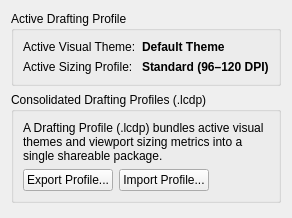
The window that librecad/src/ui/dialogs/settings/options_drafting/pages/lc_settings_page_drafting_profiles.ui (sand1024/LibreCAD) describes before a commit, drawn with Qt 5.
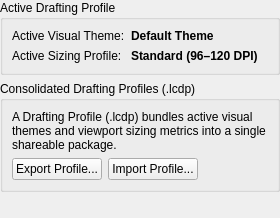
The same window after the commit. Icons and pictures are not drawn.

Commit message: generic setting and drawfting settings dialogs cleanup

The edit to the form file:
```diff
--- a/librecad/src/ui/dialogs/settings/options_drafting/pages/lc_settings_page_drafting_profiles.ui
+++ b/librecad/src/ui/dialogs/settings/options_drafting/pages/lc_settings_page_drafting_profiles.ui
@@ -11,6 +11,18 @@
    </rect>
   </property>
   <layout class="QVBoxLayout" name="mainLayout">
+   <property name="leftMargin">
+    <number>0</number>
+   </property>
+   <property name="topMargin">
+    <number>0</number>
+   </property>
+   <property name="rightMargin">
+    <number>0</number>
+   </property>
+   <property name="bottomMargin">
+    <number>0</number>
+   </property>
    <item>
     <widget class="QGroupBox" name="gbActiveCard">
      <property name="title">
```
The commit also changes 40 other files.
